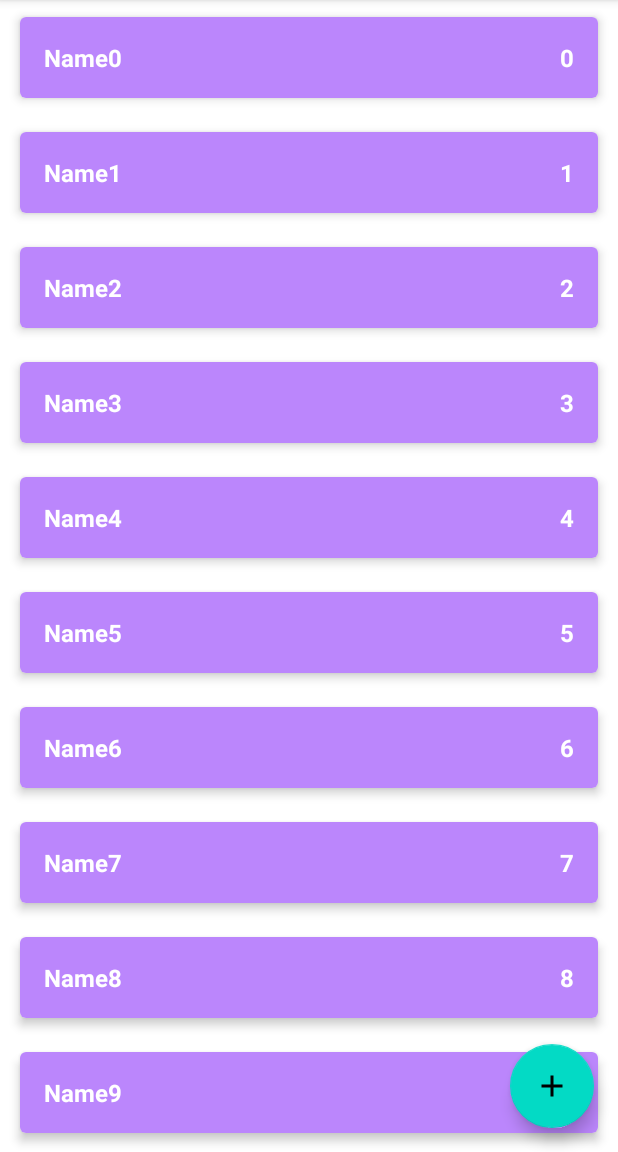
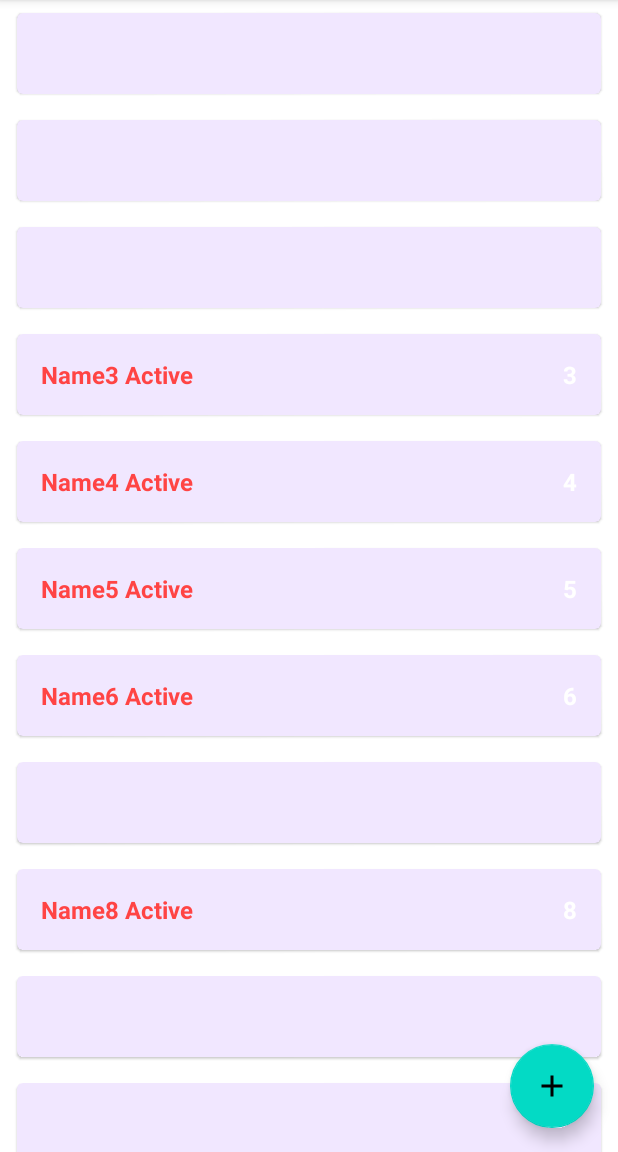
Before and after one commit to AnatoliyAvr/ShoppingList, an Android app: the screen it shows after launch (MainActivity), on a phone screen of 412 x 824 dp, the part 84-1236 px from its top. Run offline under Robolectric (Android 15) with nearby library versions, the phone set to English and light mode, and no system bars.

Commit message:
creating and fix bug

```diff
--- a/app/src/main/java/com/tolikavr/shopinglist/data/repository/ShopListRepositoryImpl.kt
+++ b/app/src/main/java/com/tolikavr/shopinglist/data/repository/ShopListRepositoryImpl.kt
@@ -4,6 +4,8 @@ import androidx.lifecycle.LiveData
 import androidx.lifecycle.MutableLiveData
 import com.tolikavr.shopinglist.domain.model.ShopItem
 import com.tolikavr.shopinglist.domain.repository.ShopListRepository
+import kotlin.math.nextUp
+import kotlin.random.Random
 
 object ShopListRepositoryImpl : ShopListRepository {
 
@@ -13,8 +15,8 @@ object ShopListRepositoryImpl : ShopListRepository {
   private var autoIncrementId = 0
 
   init {
-    for (i in 0 until 100) {
-      val item = ShopItem("Name$i", i, true)
+    for (i in 0 until 1000) {
+      val item = ShopItem("Name$i", i, Random.nextBoolean())
       addShopItem(item)
     }
   }
--- a/app/src/main/java/com/tolikavr/shopinglist/presentation/adapter/ShopListAdapter.kt
+++ b/app/src/main/java/com/tolikavr/shopinglist/presentation/adapter/ShopListAdapter.kt
@@ -4,38 +4,51 @@ import android.view.LayoutInflater
 import android.view.View
 import android.view.ViewGroup
 import android.widget.TextView
+import androidx.core.content.ContextCompat
 import androidx.recyclerview.widget.RecyclerView
 import com.tolikavr.shopinglist.R
 import com.tolikavr.shopinglist.domain.model.ShopItem
 
 class ShopListAdapter : RecyclerView.Adapter<ShopListAdapter.ShopItemViewHolder>() {
 
-  val list = listOf<ShopItem>()
-
+  var shopList = listOf<ShopItem>()
+    set(value) {
+      field = value
+      notifyDataSetChanged()
+    }
 
   override fun onCreateViewHolder(parent: ViewGroup, viewType: Int): ShopItemViewHolder {
-    val view =
-      LayoutInflater.from(parent.context).inflate(R.layout.item_shop_enabled, parent, false)
+    val view = LayoutInflater.from(parent.context).inflate(R.layout.item_shop_disabled, parent, false)
     return ShopItemViewHolder(view)
   }
 
   override fun onBindViewHolder(holder: ShopItemViewHolder, position: Int) {
-    holder.bind(list[position])
+    holder.bind(shopList[position])
   }
 
-  override fun getItemCount(): Int = list.size
+  override fun getItemCount(): Int = shopList.size
 
-  class ShopItemViewHolder(private val itemView: View) : RecyclerView.ViewHolder(itemView) {
-    private val tvName = itemView.findViewById<TextView>(R.id.tv_name)
-    private val tvCount = itemView.findViewById<TextView>(R.id.tv_count)
+  override fun onViewRecycled(holder: ShopItemViewHolder) {
+    super.onViewRecycled(holder)
+    holder.tvName.text = ""
+    holder.tvCount.text = ""
+    holder.tvName.setTextColor(ContextCompat.getColor(holder.itemView.context, android.R.color.white))
+  }
+
+  class ShopItemViewHolder(private val view: View) : RecyclerView.ViewHolder(view) {
+    val tvName = view.findViewById<TextView>(R.id.tv_name)
+    val tvCount = view.findViewById<TextView>(R.id.tv_count)
 
     fun bind(shopItem: ShopItem) {
-      tvName.text = shopItem.name
-      tvCount.text = shopItem.count.toString()
+      val status = if (shopItem.enabled) "Active" else " Not Active"
 
-      itemView.setOnLongClickListener {
-
+      view.setOnLongClickListener {
         true
+      }
+      if (shopItem.enabled) {
+        tvName.text = "${shopItem.name} $status"
+        tvCount.text = shopItem.count.toString()
+        tvName.setTextColor(ContextCompat.getColor(view.context, android.R.color.holo_red_light))
       }
     }
   }
--- a/app/src/main/java/com/tolikavr/shopinglist/presentation/ui/MainActivity.kt
+++ b/app/src/main/java/com/tolikavr/shopinglist/presentation/ui/MainActivity.kt
@@ -1,51 +1,34 @@
 package com.tolikavr.shopinglist.presentation.ui
 
 import android.os.Bundle
-import android.view.LayoutInflater
-import android.widget.LinearLayout
-import android.widget.TextView
 import androidx.appcompat.app.AppCompatActivity
 import androidx.lifecycle.ViewModelProvider
+import androidx.recyclerview.widget.RecyclerView
 import com.tolikavr.shopinglist.R
-import com.tolikavr.shopinglist.domain.model.ShopItem
+import com.tolikavr.shopinglist.presentation.adapter.ShopListAdapter
 
 class MainActivity : AppCompatActivity() {
 
   private lateinit var viewModel: MainViewModel
-  private lateinit var llShopList: LinearLayout
+  private lateinit var adapter: ShopListAdapter
+
 
   override fun onCreate(savedInstanceState: Bundle?) {
     super.onCreate(savedInstanceState)
     setContentView(R.layout.activity_main)
 
-    llShopList = findViewById(R.id.ll_shop_list)
+    setupRecyclerView()
 
     viewModel = ViewModelProvider(this)[MainViewModel::class.java]
 
     viewModel.shopList.observe(this) {
-      showList(it)
+      adapter.shopList = it
     }
-
   }
 
-  private fun showList(list: List<ShopItem>) {
-    llShopList.removeAllViews()
-    for (shopItem in list) {
-      val layoutId = if (shopItem.enabled) R.layout.item_shop_enabled
-      else R.layout.item_shop_disabled
-
-      val view = LayoutInflater.from(this).inflate(layoutId, llShopList, false)
-      val tvName = view.findViewById<TextView>(R.id.tv_name)
-      val tvCount = view.findViewById<TextView>(R.id.tv_count)
-
-      tvName.text = shopItem.name
-      tvCount.text = shopItem.count.toString()
-
-      view.setOnLongClickListener {
-        viewModel.changeEnableState(shopItem)
-        true
-      }
-      llShopList.addView(view)
-    }
+  private fun setupRecyclerView() {
+    val recyclerView: RecyclerView = findViewById(R.id.rv_shop_list)
+    adapter = ShopListAdapter()
+    recyclerView.adapter = adapter
   }
 }
--- a/app/src/main/res/layout/activity_main.xml
+++ b/app/src/main/res/layout/activity_main.xml
@@ -6,24 +6,10 @@
   android:layout_height="match_parent"
   tools:context=".presentation.ui.MainActivity">
 
-  <ScrollView
-    android:layout_width="match_parent"
-    android:layout_height="match_parent">
-
-    <LinearLayout
-      android:id="@+id/ll_shop_list"
-      android:layout_width="match_parent"
-      android:layout_height="wrap_content"
-      android:orientation="vertical" />
-
-  </ScrollView>
-
-
   <androidx.recyclerview.widget.RecyclerView
     android:id="@+id/rv_shop_list"
     android:layout_width="0dp"
     android:layout_height="0dp"
-    android:visibility="gone"
     app:layoutManager="androidx.recyclerview.widget.LinearLayoutManager"
     app:layout_constraintBottom_toBottomOf="parent"
     app:layout_constraintEnd_toEndOf="parent"
```
